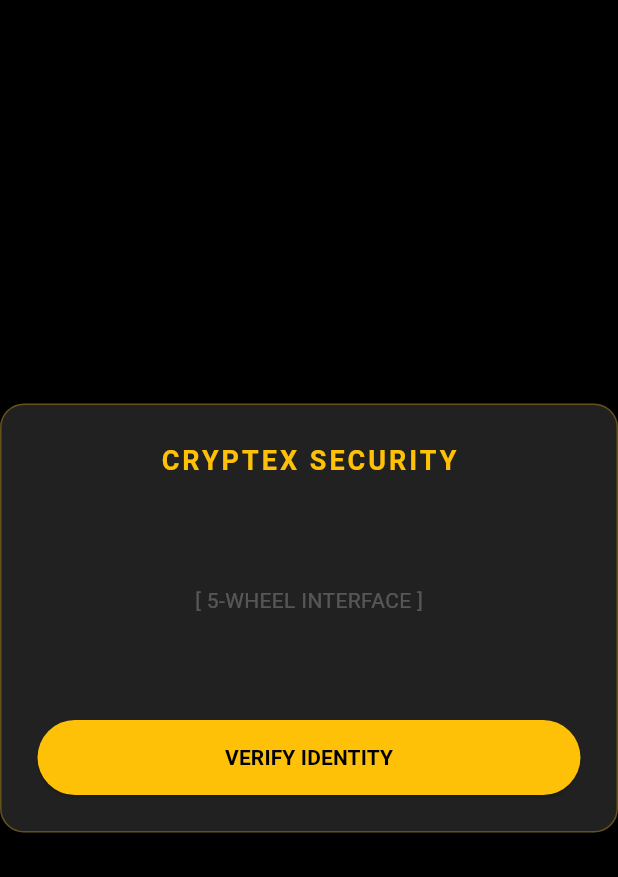
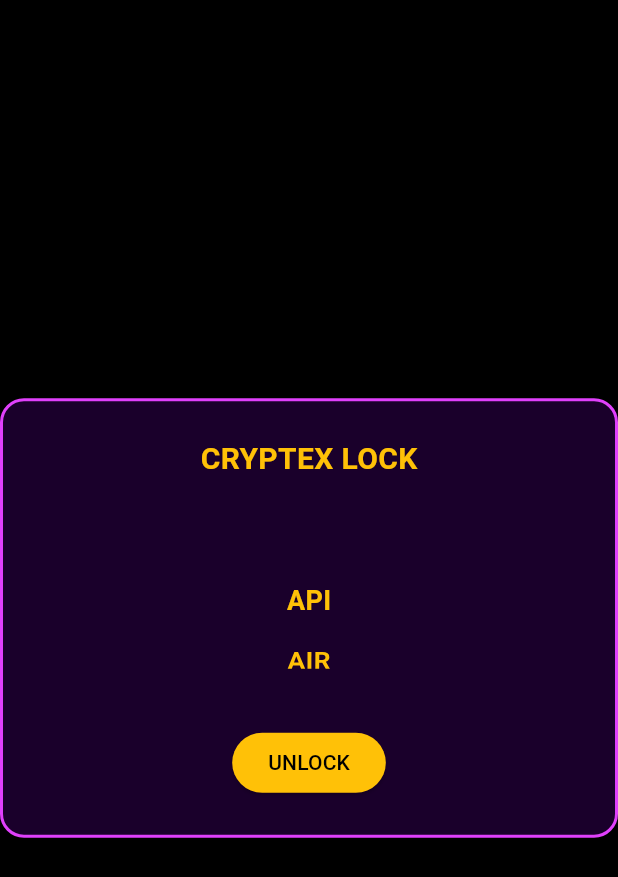
Before and after one commit to aerevo/CryptexAer, a Flutter app: the screen it shows after launch, on a phone screen of 412 x 824 dp. Shown: the top 877 px of the screen. Run offline on Flutter 3.47's test engine with Material 3 defaults, Android fonts, the phone set to English and light mode, and no system bars; our stand-ins replace sensors_plus.

Commit message:
Update cla_widget.dart

```diff
--- a/lib/cryptex_lock/src/cla_widget.dart
+++ b/lib/cryptex_lock/src/cla_widget.dart
@@ -1,4 +1,3 @@
-// lib/cryptex_lock/src/cla_widget.dart
 import 'dart:async';
 import 'package:flutter/material.dart';
 import 'package:sensors_plus/sensors_plus.dart';
@@ -25,68 +24,69 @@ class CryptexLock extends StatefulWidget {
 }
 
 class _CryptexLockState extends State<CryptexLock> {
-  StreamSubscription<AccelerometerEvent>? _accelSub;
-  double _shakeSum = 0.0;
+  late final StreamSubscription _accelSub;
+  double _shakeSum = 0;
   int _shakeCount = 0;
   late final DateTime _startTime;
+
+  final List<String> _wheelItems = [
+    'API',
+    'AIR',
+    'ZERO', // ⛔ TRAP
+    'KILAT',
+    'TANAH',
+  ];
+
+  int _selectedIndex = 0;
 
   @override
   void initState() {
     super.initState();
     _startTime = DateTime.now();
-    _startListening();
-  }
 
-  void _startListening() {
-    // Menggunakan accelerometerEvents dari sensors_plus
-    _accelSub = accelerometerEvents.listen((AccelerometerEvent e) {
-      // Mengira magnitud mutlak
-      final double magnitude = (e.x.abs() + e.y.abs() + e.z.abs()) / 3.0;
-
-      setState(() {
+    _accelSub = accelerometerEvents.listen((e) {
+      final magnitude =
+          (e.x.abs() + e.y.abs() + e.z.abs()) / 3.0;
       _shakeSum += magnitude;
       _shakeCount++;
-      });
     });
   }
 
   @override
   void dispose() {
-    _accelSub?.cancel();
+    _accelSub.cancel();
     super.dispose();
   }
 
   void _attemptUnlock() {
-    // Semak sama ada perlu kunci atau tidak berdasarkan amaun
     if (!widget.controller.shouldRequireLock(widget.amount)) {
       widget.onSuccess();
       return;
     }
 
-    // Semak jika sistem sedang 'jammed'
     if (widget.controller.isJammed) {
       widget.onJammed();
       return;
     }
 
     final elapsed = DateTime.now().difference(_startTime);
+    final avgShake =
+        _shakeCount == 0 ? 0 : _shakeSum / _shakeCount;
 
-    // PENGIRAAN KRITIKAL: Pastikan hasil bahagi adalah double
-    final double avgShake = _shakeCount == 0 ? 0.0 : (_shakeSum / _shakeCount).toDouble();
-
-    // Validasi Kelakuan Manusia (Masa & Gegaran)
-    // Note: validateShake di controller mungkin perlu akses config, pastikan controller update
-    // Di sini kita hantar avgShake yang sudah pasti double
-    if (!widget.controller.validateSolveTime(elapsed) ||
-        !widget.controller.validateShake(avgShake)) {
-
-      // Jika gagal kriteria manusia -> anggap bot -> JAM!
+    // ZERO trap
+    if (_wheelItems[_selectedIndex] == 'ZERO') {
       widget.controller.jam();
       widget.onJammed();
       return;
     }
 
-    // Jika semua lulus
+    if (!widget.controller.validateSolveTime(elapsed) ||
+        !widget.controller.validateShake(avgShake)) {
+      widget.controller.jam();
+      widget.onJammed();
+      return;
+    }
+
     widget.onSuccess();
   }
 
@@ -95,47 +95,55 @@ class _CryptexLockState extends State<CryptexLock> {
     return Container(
       padding: const EdgeInsets.all(24),
       decoration: BoxDecoration(
-        color: Colors.grey[900],
+        color: const Color(0xFF1A002B),
         borderRadius: BorderRadius.circular(16),
-        border: Border.all(color: Colors.amber.withOpacity(0.3)),
+        border: Border.all(color: Colors.purpleAccent, width: 2),
       ),
       child: Column(
         mainAxisSize: MainAxisSize.min,
         children: [
           const Text(
-            'CRYPTEX SECURITY',
+            'CRYPTEX LOCK',
             style: TextStyle(
               color: Colors.amber,
-              fontSize: 18,
+              fontSize: 20,
               fontWeight: FontWeight.bold,
-              letterSpacing: 2.0,
             ),
           ),
-          const SizedBox(height: 30),
-          // Placeholder untuk UI Roda 5-Column (Akan datang)
-          Container(
-            height: 100,
-            alignment: Alignment.center,
-            child: const Text(
-              '[ 5-WHEEL INTERFACE ]',
-              style: TextStyle(color: Colors.white24),
+          const SizedBox(height: 20),
+          SizedBox(
+            height: 120,
+            child: ListWheelScrollView.useDelegate(
+              itemExtent: 40,
+              physics: const FixedExtentScrollPhysics(),
+              onSelectedItemChanged: (i) {
+                _selectedIndex = i;
+              },
+              childDelegate: ListWheelChildBuilderDelegate(
+                childCount: _wheelItems.length,
+                builder: (context, index) {
+                  return Center(
+                    child: Text(
+                      _wheelItems[index],
+                      style: const TextStyle(
+                        color: Colors.amber,
+                        fontSize: 18,
+                        fontWeight: FontWeight.w600,
                       ),
                     ),
-          const SizedBox(height: 30),
-          SizedBox(
-            width: double.infinity,
-            height: 50,
-            child: ElevatedButton(
+                  );
+                },
+              ),
+            ),
+          ),
+          const SizedBox(height: 24),
+          ElevatedButton(
             style: ElevatedButton.styleFrom(
               backgroundColor: Colors.amber,
               foregroundColor: Colors.black,
             ),
             onPressed: _attemptUnlock,
-              child: const Text(
-                'VERIFY IDENTITY',
-                style: TextStyle(fontWeight: FontWeight.bold),
-              ),
-            ),
+            child: const Text('UNLOCK'),
           ),
         ],
       ),
```
Lines whose indentation alone changed are shown as unchanged.
